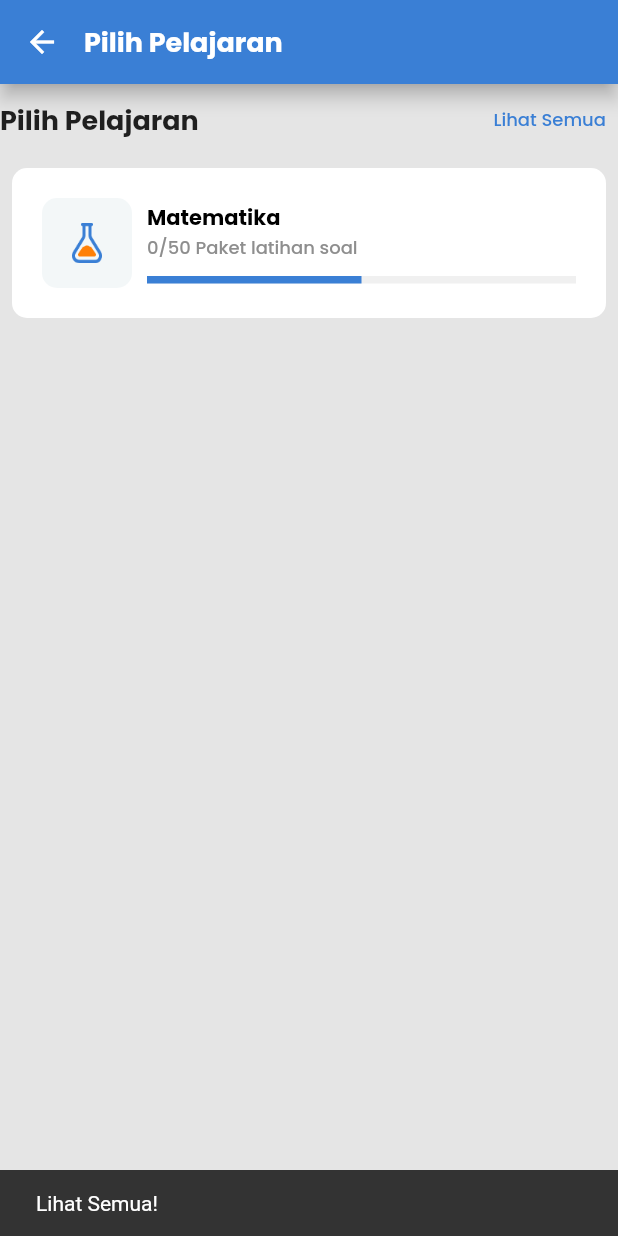
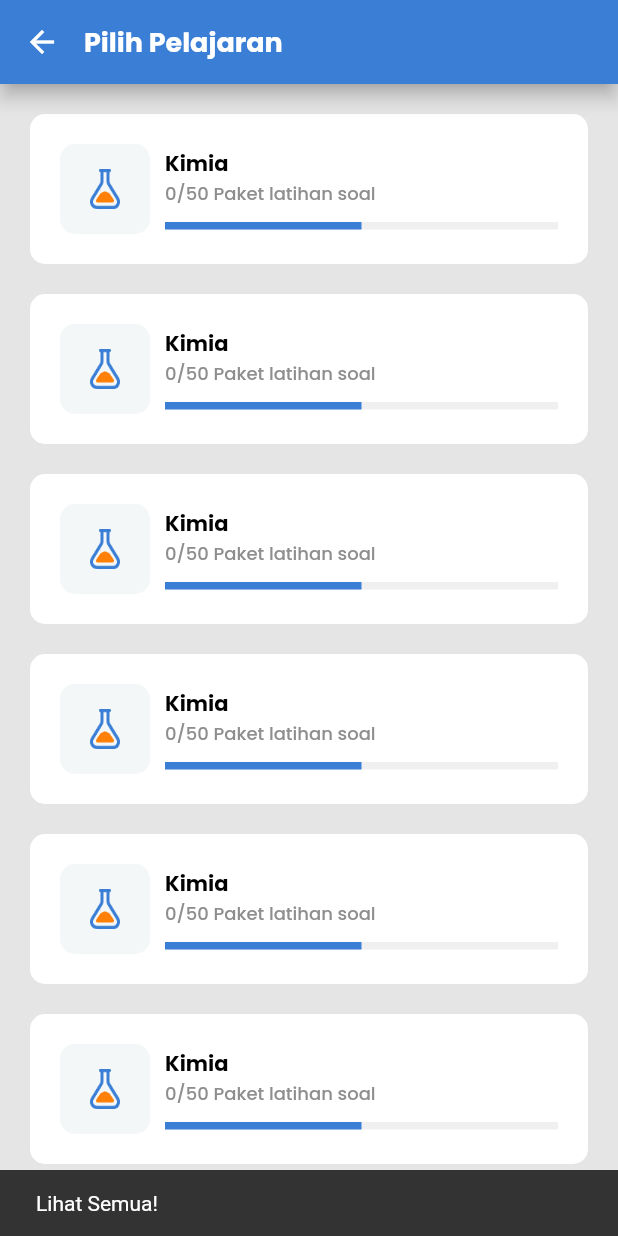
Before and after one commit to rrizaldym/Widya-Edu, a Flutter app: the Home screen opened by its route, after a tap on "Lihat Semua", on a phone screen of 412 x 824 dp. Run offline on Flutter 3.47's test engine with Material 2 defaults, Android fonts, the phone set to English and light mode, and no system bars; our stand-ins replace google_fonts, icons_plus; statements that could not run were skipped.

Commit message:
add listmapel and Paketsoal w/o state

```diff
--- a/lib/view/home.dart
+++ b/lib/view/home.dart
@@ -12,10 +12,10 @@ class _HomeState extends State<Home> {
   @override
   Widget build(BuildContext context) {
     return Scaffold(
-      body: SafeArea(
-          child: SingleChildScrollView(
+      body: SingleChildScrollView(
         child: Padding(
           padding: const EdgeInsets.symmetric(vertical: 10.0, horizontal: 15),
+          child: SafeArea(
             child: Column(
               children: [
                 buildProfile(),
@@ -25,11 +25,10 @@ class _HomeState extends State<Home> {
               ],
             ),
           ),
-      )),
+        ),
+      ),
       floatingActionButtonLocation: FloatingActionButtonLocation.centerDocked,
       floatingActionButton: FloatingActionButton(
-        // hoverElevation: 50,
-        // autofocus: true,
         tooltip: "Diskusi Soal",
         elevation: 10,
         child: Container(
@@ -41,8 +40,8 @@ class _HomeState extends State<Home> {
           ),
         ),
         onPressed: () {
-          ScaffoldMessenger.of(context).showSnackBar(
-              const SnackBar(content: Text("FloatingActionButton!")));
+          ScaffoldMessenger.of(context)
+              .showSnackBar(const SnackBar(content: Text("Diskusi Soal!")));
           // Overlay.of(context).insert(entry);
         },
       ),
@@ -216,12 +215,33 @@ class _HomeState extends State<Home> {
                 ),
               ],
             ),
-            // listview
-            Padding(
+            Flexible(
+              child: ListView.separated(
                   padding: const EdgeInsets.all(8),
-              child: Column(
-                children: [
-                  Container(
+                  itemCount: 3,
+                  separatorBuilder: (context, index) {
+                    return const SizedBox(height: 20);
+                  },
+                  itemBuilder: (context, index) {
+                    return buildCard(index);
+                  }),
+            ),
+          ],
+        ),
+      );
+
+  Widget buildCard(int index) => GestureDetector(
+        onTap: () {
+          Navigator.pushNamed(
+            context,
+            "/paketsoal",
+          );
+          // arguments: {'value': index});
+          print(index);
+          ScaffoldMessenger.of(context).showSnackBar(const SnackBar(
+              content: Text("Kimia!"), duration: Duration(seconds: 1)));
+        },
+        child: Container(
           height: 100,
           padding: const EdgeInsets.symmetric(horizontal: 20),
           decoration: BoxDecoration(
@@ -240,10 +260,8 @@ class _HomeState extends State<Home> {
                     // color: Colors.grey,
                     borderRadius: BorderRadius.circular(10),
                     image: const DecorationImage(
-                                  // fit: BoxFit.scaleDown,
                         scale: 2,
-                                  image:
-                                      AssetImage("assets/icons/ic_kimia.png"))),
+                        image: AssetImage("assets/icons/ic_kimia.png"))),
               ),
               Expanded(
                 flex: 3,
@@ -256,7 +274,7 @@ class _HomeState extends State<Home> {
                       Text.rich(TextSpan(
                         children: [
                           TextSpan(
-                                      text: "Matematika",
+                            text: "Kimia",
                             style: GoogleFonts.poppins(
                               fontSize: 14,
                               fontWeight: FontWeight.bold,
@@ -289,11 +307,6 @@ class _HomeState extends State<Home> {
             ],
           ),
         ),
-                ],
-              ),
-            ),
-          ],
-        ),
       );
 
   Widget buildNews() => Container(
@@ -309,15 +322,27 @@ class _HomeState extends State<Home> {
                 fontWeight: FontWeight.bold,
               ),
             ),
-            Expanded(
-              child: Container(
+            Flexible(
+              child: ListView.separated(
+                  scrollDirection: Axis.horizontal,
+                  // padding: const EdgeInsets.all(8),
+                  itemCount: 3,
+                  separatorBuilder: (context, index) {
+                    return const SizedBox(width: 20);
+                  },
+                  itemBuilder: (context, index) {
+                    return buildCard2(index);
+                  }),
+            ),
+          ],
+        ),
+      );
+
+  Widget buildCard2(int index) => Container(
+        width: 280,
         decoration: const BoxDecoration(
             image: DecorationImage(
                 fit: BoxFit.contain,
                 image: AssetImage("assets/images/img_banner.png"))),
-              ),
-            ),
-          ],
-        ),
       );
 }
--- a/lib/view/mapel/listmapel.dart
+++ b/lib/view/mapel/listmapel.dart
@@ -31,47 +31,27 @@ class _ListMapelState extends State<ListMapel> {
           },
         ),
       ),
-      body: buildMapel(),
+      body: ListView.separated(
+          padding: const EdgeInsets.all(20),
+          itemCount: 10,
+          separatorBuilder: (context, index) {
+            return const SizedBox(height: 20);
+          },
+          itemBuilder: (context, index) {
+            return buildCard(index);
+          }),
     );
   }
 
-  Widget buildMapel() => SizedBox(
-        height: 400,
-        child: Column(
-          children: [
-            Row(
-              mainAxisAlignment: MainAxisAlignment.spaceBetween,
-              children: [
-                Text(
-                  "Pilih Pelajaran",
-                  style: GoogleFonts.poppins(
-                    fontSize: 18,
-                    fontWeight: FontWeight.bold,
-                  ),
-                ),
-                TextButton(
-                  onPressed: () {
+  Widget buildCard(int index) => GestureDetector(
+        onTap: () {
+          Navigator.pushNamed(context, "/paketsoal", arguments: index);
+          // arguments: 4);
+          print(index);
           ScaffoldMessenger.of(context).showSnackBar(const SnackBar(
-                        content: Text("Lihat Semua!"),
-                        duration: Duration(seconds: 1)));
+              content: Text("Kimia!"), duration: Duration(seconds: 1)));
         },
-                  child: Text(
-                    "Lihat Semua",
-                    style: GoogleFonts.poppins(
-                      fontSize: 12,
-                      fontWeight: FontWeight.w500,
-                      color: const Color(0xff3A7FD5),
-                    ),
-                  ),
-                ),
-              ],
-            ),
-            // listview
-            Padding(
-              padding: const EdgeInsets.all(8),
-              child: Column(
-                children: [
-                  Container(
+        child: Container(
           height: 100,
           padding: const EdgeInsets.symmetric(horizontal: 20),
           decoration: BoxDecoration(
@@ -90,10 +70,8 @@ class _ListMapelState extends State<ListMapel> {
                     // color: Colors.grey,
                     borderRadius: BorderRadius.circular(10),
                     image: const DecorationImage(
-                                  // fit: BoxFit.scaleDown,
                         scale: 2,
-                                  image:
-                                      AssetImage("assets/icons/ic_kimia.png"))),
+                        image: AssetImage("assets/icons/ic_kimia.png"))),
               ),
               Expanded(
                 flex: 3,
@@ -106,7 +84,7 @@ class _ListMapelState extends State<ListMapel> {
                       Text.rich(TextSpan(
                         children: [
                           TextSpan(
-                                      text: "Matematika",
+                            text: "Kimia",
                             style: GoogleFonts.poppins(
                               fontSize: 14,
                               fontWeight: FontWeight.bold,
@@ -139,10 +117,5 @@ class _ListMapelState extends State<ListMapel> {
             ],
           ),
         ),
-                ],
-              ),
-            ),
-          ],
-        ),
       );
 }
--- a/lib/view/register.dart
+++ b/lib/view/register.dart
@@ -41,7 +41,7 @@ class _RegisterState extends State<Register> {
       ),
       body: SingleChildScrollView(
         child: Padding(
-          padding: const EdgeInsets.all(20.0),
+          padding: const EdgeInsets.symmetric(horizontal: 20.0, vertical: 10),
           child: Column(
             crossAxisAlignment: CrossAxisAlignment.start,
             children: [
@@ -137,6 +137,7 @@ class _RegisterState extends State<Register> {
               controller: _name,
               textInputAction: TextInputAction.done,
               keyboardType: TextInputType.name,
+              textCapitalization: TextCapitalization.words,
               decoration: InputDecoration(
                 suffixIcon: _name.text.isEmpty
                     ? Container(
@@ -318,6 +319,7 @@ class _RegisterState extends State<Register> {
               controller: _school,
               textInputAction: TextInputAction.done,
               keyboardType: TextInputType.text,
+              textCapitalization: TextCapitalization.words,
               decoration: InputDecoration(
                 suffixIcon: _school.text.isEmpty
                     ? Container(
```
Also changed, not shown: lib/main.dart (+2 -39 lines), lib/view/login.dart (+4 -14 lines), lib/view/mapel/paketsoal.dart (added, +170 -0 lines). Lines whose indentation alone changed are shown as unchanged.
